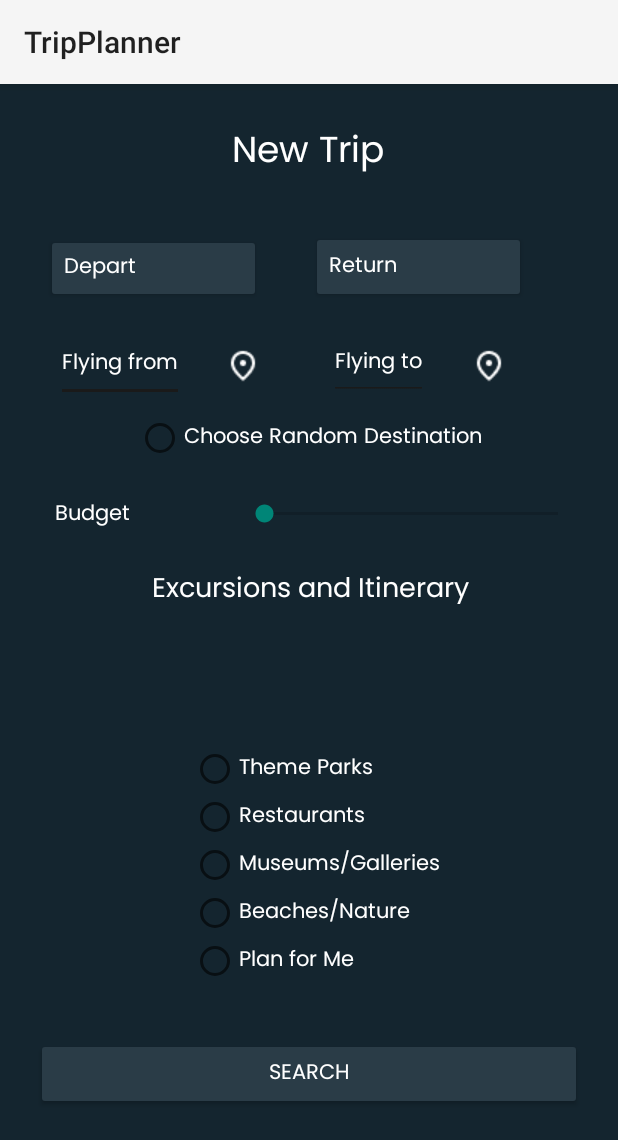
After one commit to rithvik213/TripPlanner, an Android app: the fragment TripSearch shown on its own in the app's theme, on a phone screen of 412 x 824 dp. The commit adds this screen. Shown: the top 1140 px of the screen. Run offline under Robolectric (Android 15) with nearby library versions, the phone set to English and light mode, and no system bars.

Commit message:
added newtripSearch fragment and working on results fragment

```diff
--- /dev/null
+++ b/app/src/main/java/com/example/tripplanner/TripSearch.kt
@@ -0,0 +1,59 @@
+package com.example.tripplanner
+
+import android.os.Bundle
+import androidx.fragment.app.Fragment
+import android.view.LayoutInflater
+import android.view.View
+import android.view.ViewGroup
+
+// TODO: Rename parameter arguments, choose names that match
+// the fragment initialization parameters, e.g. ARG_ITEM_NUMBER
+private const val ARG_PARAM1 = "param1"
+private const val ARG_PARAM2 = "param2"
+
+/**
+ * A simple [Fragment] subclass.
+ * Use the [TripSearch.newInstance] factory method to
+ * create an instance of this fragment.
+ */
+class TripSearch : Fragment() {
+    // TODO: Rename and change types of parameters
+    private var param1: String? = null
+    private var param2: String? = null
+
+    override fun onCreate(savedInstanceState: Bundle?) {
+        super.onCreate(savedInstanceState)
+        arguments?.let {
+            param1 = it.getString(ARG_PARAM1)
+            param2 = it.getString(ARG_PARAM2)
+        }
+    }
+
+    override fun onCreateView(
+        inflater: LayoutInflater, container: ViewGroup?,
+        savedInstanceState: Bundle?
+    ): View? {
+        // Inflate the layout for this fragment
+        return inflater.inflate(R.layout.fragment_trip_search, container, false)
+    }
+
+    companion object {
+        /**
+         * Use this factory method to create a new instance of
+         * this fragment using the provided parameters.
+         *
+         * @param param1 Parameter 1.
+         * @param param2 Parameter 2.
+         * @return A new instance of fragment TripSearch.
+         */
+        // TODO: Rename and change types and number of parameters
+        @JvmStatic
+        fun newInstance(param1: String, param2: String) =
+            TripSearch().apply {
+                arguments = Bundle().apply {
+                    putString(ARG_PARAM1, param1)
+                    putString(ARG_PARAM2, param2)
+                }
+            }
+    }
+}
--- /dev/null
+++ b/app/src/main/res/layout/fragment_trip_search.xml
@@ -0,0 +1,278 @@
+<?xml version="1.0" encoding="utf-8"?>
+<androidx.constraintlayout.widget.ConstraintLayout xmlns:android="http://schemas.android.com/apk/res/android"
+    xmlns:tools="http://schemas.android.com/tools"
+    xmlns:app="http://schemas.android.com/apk/res-auto"
+    android:layout_width="match_parent"
+    android:layout_height="match_parent"
+    android:background="@color/darknavy"
+    android:orientation="vertical"
+    android:padding="24dp"
+    tools:context=".TripSearch">
+
+
+    <RadioGroup
+        android:id="@+id/radioGroup"
+        android:layout_width="wrap_content"
+        android:layout_height="wrap_content"
+        android:layout_gravity="center"
+        app:layout_constraintBottom_toBottomOf="parent"
+        app:layout_constraintEnd_toEndOf="parent"
+        app:layout_constraintHorizontal_bias="0.521"
+        app:layout_constraintStart_toStartOf="parent"
+        app:layout_constraintTop_toTopOf="parent"
+        app:layout_constraintVertical_bias="0.744">
+
+        <RadioButton
+            android:layout_width="wrap_content"
+            android:layout_height="wrap_content"
+            android:fontFamily="@font/poppins"
+            android:text="@string/themeparks"
+            android:textColor="@color/white" />
+
+        <RadioButton
+            android:layout_width="wrap_content"
+            android:layout_height="wrap_content"
+            android:fontFamily="@font/poppins"
+            android:text="@string/restaurants"
+            android:textColor="@color/white" />
+
+        <RadioButton
+            android:layout_width="wrap_content"
+            android:layout_height="wrap_content"
+            android:fontFamily="@font/poppins"
+            android:text="@string/museums"
+            android:textColor="@color/white" />
+
+        <RadioButton
+            android:layout_width="wrap_content"
+            android:layout_height="wrap_content"
+            android:fontFamily="@font/poppins"
+            android:text="@string/beaches"
+            android:textColor="@color/white" />
+
+        <RadioButton
+            android:layout_width="wrap_content"
+            android:layout_height="wrap_content"
+            android:fontFamily="@font/poppins"
+            android:text="@string/planforme"
+            android:textColor="@color/white" />
+    </RadioGroup>
+
+    <Button
+        android:id="@+id/button"
+        android:layout_width="match_parent"
+        android:layout_height="wrap_content"
+        android:backgroundTint="@color/navy"
+        android:fontFamily="@font/poppins"
+        android:text="SEARCH"
+        android:textColor="#FFFFFF"
+        app:layout_constraintBottom_toBottomOf="parent"
+        app:layout_constraintEnd_toEndOf="parent"
+        app:layout_constraintHorizontal_bias="0.0"
+        app:layout_constraintStart_toStartOf="parent"
+        app:layout_constraintTop_toTopOf="parent"
+        app:layout_constraintVertical_bias="0.911" />
+
+    <TextView
+        android:id="@+id/textView"
+        android:layout_width="wrap_content"
+        android:layout_height="wrap_content"
+        android:fontFamily="@font/poppins"
+        android:text="@string/itinerary"
+        android:textColor="@color/white"
+        android:textSize="18dp"
+        app:layout_constraintBottom_toBottomOf="parent"
+        app:layout_constraintEnd_toEndOf="parent"
+        app:layout_constraintHorizontal_bias="0.506"
+        app:layout_constraintStart_toStartOf="parent"
+        app:layout_constraintTop_toTopOf="parent"
+        app:layout_constraintVertical_bias="0.433" />
+
+    <SeekBar
+        android:id="@+id/budgetseekbar"
+        android:layout_width="228dp"
+        android:layout_height="26dp"
+        android:max="10000"
+        app:layout_constraintBottom_toBottomOf="parent"
+        app:layout_constraintEnd_toEndOf="parent"
+        app:layout_constraintHorizontal_bias="1.0"
+        app:layout_constraintStart_toStartOf="parent"
+        app:layout_constraintTop_toTopOf="parent"
+        app:layout_constraintVertical_bias="0.359" />
+
+    <EditText
+        android:id="@+id/editText2"
+        android:layout_width="wrap_content"
+        android:layout_height="50dp"
+        android:layout_weight="1"
+        android:backgroundTint="#1A1A1A"
+        android:fontFamily="@font/poppins"
+        android:inputType="date"
+        android:text="@string/origin"
+        android:textColor="#FFFFFF"
+        android:textColorHint="#AAAAAA"
+        android:textSize="14dp"
+        app:layout_constraintBottom_toBottomOf="parent"
+        app:layout_constraintEnd_toEndOf="parent"
+        app:layout_constraintHorizontal_bias="0.047"
+        app:layout_constraintStart_toStartOf="parent"
+        app:layout_constraintTop_toTopOf="parent"
+        app:layout_constraintVertical_bias="0.206" />
+
+    <EditText
+        android:id="@+id/editText"
+        android:layout_width="wrap_content"
+        android:layout_height="48dp"
+        android:layout_weight="1"
+        android:backgroundTint="#1A1A1A"
+        android:fontFamily="@font/poppins"
+        android:inputType="date"
+        android:text="@string/destination"
+        android:textColor="#FFFFFF"
+        android:textColorHint="#AAAAAA"
+        android:textSize="14dp"
+        app:layout_constraintBottom_toBottomOf="parent"
+        app:layout_constraintEnd_toEndOf="parent"
+        app:layout_constraintHorizontal_bias="0.656"
+        app:layout_constraintStart_toStartOf="parent"
+        app:layout_constraintTop_toTopOf="parent"
+        app:layout_constraintVertical_bias="0.206" />
+
+    <Button
+        android:id="@+id/button3"
+        android:layout_width="143dp"
+        android:layout_height="46dp"
+        android:layout_weight="1"
+        android:backgroundTint="@color/navy"
+        android:fontFamily="@font/poppins"
+        android:inputType="date"
+        android:text="@string/depart"
+        android:textAlignment="textStart"
+        android:textColor="#FFFFFF"
+        android:textColorHint="#AAAAAA"
+        app:layout_constraintBottom_toBottomOf="parent"
+        app:layout_constraintEnd_toEndOf="parent"
+        app:layout_constraintHorizontal_bias="0.031"
+        app:layout_constraintStart_toStartOf="parent"
+        app:layout_constraintTop_toTopOf="parent"
+        app:layout_constraintVertical_bias="0.113" />
+
+    <Button
+        android:id="@+id/button2"
+        android:layout_width="143dp"
+        android:layout_height="wrap_content"
+        android:layout_weight="1"
+        android:backgroundTint="@color/navy"
+        android:fontFamily="@font/poppins"
+        android:inputType="date"
+        android:text="@string/returning"
+        android:textAlignment="textStart"
+        android:textColor="#FFFFFF"
+        android:textColorHint="#AAAAAA"
+        app:layout_constraintBottom_toBottomOf="parent"
+        app:layout_constraintEnd_toEndOf="parent"
+        app:layout_constraintHorizontal_bias="0.831"
+        app:layout_constraintStart_toStartOf="parent"
+        app:layout_constraintTop_toTopOf="parent"
+        app:layout_constraintVertical_bias="0.11" />
+
+    <RadioButton
+        android:layout_width="wrap_content"
+        android:layout_height="wrap_content"
+        android:fontFamily="@font/poppins"
+        android:text="@string/randomdestination"
+        android:textColor="@color/white"
+        app:layout_constraintBottom_toBottomOf="parent"
+        app:layout_constraintEnd_toEndOf="parent"
+        app:layout_constraintStart_toStartOf="parent"
+        app:layout_constraintTop_toTopOf="parent"
+        app:layout_constraintVertical_bias="0.285" />
+
+    <TextView
+        android:layout_width="wrap_content"
+        android:layout_height="wrap_content"
+        android:fontFamily="@font/poppins"
+        android:text="@string/budget"
+        android:textColor="@color/white"
+        app:layout_constraintBottom_toBottomOf="parent"
+        app:layout_constraintEnd_toEndOf="parent"
+        app:layout_constraintHorizontal_bias="0.041"
+        app:layout_constraintStart_toStartOf="parent"
+        app:layout_constraintTop_toTopOf="parent"
+        app:layout_constraintVertical_bias="0.361" />
+
+    <ImageView
+
+        android:id="@+id/imageView3"
+        android:layout_width="wrap_content"
+        android:layout_height="wrap_content"
+        android:background="@drawable/location_on"
+        android:backgroundTint="@null"
+        android:padding="8dp"
+        app:layout_constraintBottom_toBottomOf="parent"
+        app:layout_constraintEnd_toEndOf="parent"
+        app:layout_constraintHorizontal_bias="0.852"
+        app:layout_constraintStart_toStartOf="parent"
+        app:layout_constraintTop_toTopOf="parent"
+        app:layout_constraintVertical_bias="0.218" />
+
+    <ImageView
+        android:id="@+id/buttonCalendar"
+        android:layout_width="wrap_content"
+        android:layout_height="wrap_content"
+        android:background="@drawable/calendar_month"
+        android:backgroundTint="@null"
+        android:padding="8dp"
+        app:layout_constraintBottom_toBottomOf="parent"
+        app:layout_constraintEnd_toEndOf="parent"
+        app:layout_constraintHorizontal_bias="0.329"
+        app:layout_constraintStart_toStartOf="parent"
+        app:layout_constraintTop_toTopOf="parent"
+        app:layout_constraintVertical_bias="0.126" />
+
+    <ImageView
+        android:id="@+id/imageView"
+        android:layout_width="wrap_content"
+        android:layout_height="wrap_content"
+        android:background="@drawable/location_on"
+        android:backgroundTint="@null"
+        android:padding="8dp"
+        app:layout_constraintBottom_toBottomOf="parent"
+        app:layout_constraintEnd_toEndOf="parent"
+        app:layout_constraintHorizontal_bias="0.371"
+        app:layout_constraintStart_toStartOf="parent"
+        app:layout_constraintTop_toTopOf="parent"
+        app:layout_constraintVertical_bias="0.218" />
+
+    <ImageView
+
+        android:id="@+id/imageView2"
+        android:layout_width="wrap_content"
+        android:layout_height="wrap_content"
+        android:background="@drawable/calendar_month"
+        android:backgroundTint="@null"
+        android:padding="8dp"
+        app:layout_constraintBottom_toBottomOf="parent"
+        app:layout_constraintEnd_toEndOf="parent"
+        app:layout_constraintHorizontal_bias="0.841"
+        app:layout_constraintStart_toStartOf="parent"
+        app:layout_constraintTop_toTopOf="parent"
+        app:layout_constraintVertical_bias="0.127" />
+
+    <TextView
+        android:id="@+id/textView3"
+        android:layout_width="wrap_content"
+        android:layout_height="wrap_content"
+        android:layout_gravity="center_horizontal"
+        android:fontFamily="@font/poppins"
+        android:text="@string/trip"
+        android:textColor="#FFFFFF"
+        android:textSize="24sp"
+        app:layout_constraintBottom_toBottomOf="parent"
+        app:layout_constraintEnd_toEndOf="parent"
+        app:layout_constraintHorizontal_bias="0.498"
+        app:layout_constraintStart_toStartOf="parent"
+        app:layout_constraintTop_toTopOf="parent"
+        app:layout_constraintVertical_bias="0.003" />
+
+</androidx.constraintlayout.widget.ConstraintLayout>
--- a/app/src/main/res/values/colors.xml
+++ b/app/src/main/res/values/colors.xml
@@ -2,4 +2,6 @@
 <resources>
     <color name="black">#FF000000</color>
     <color name="white">#FFFFFFFF</color>
+    <color name="navy">#2A3C47</color>
+    <color name="darknavy">#14252F</color>
 </resources>
--- a/app/src/main/res/values/strings.xml
+++ b/app/src/main/res/values/strings.xml
@@ -2,4 +2,21 @@
     <string name="app_name">TripPlanner</string>
     <!-- TODO: Remove or change this placeholder text -->
     <string name="hello_blank_fragment">Hello blank fragment</string>
+    <string name="trip">New Trip</string>
+    <string name="depart">Depart</string>
+    <string name="returning">Return</string>
+    <string name="origin">Flying from</string>
+    <string name="destination">Flying to</string>
+    <string name="budget">Budget</string>
+    <string name="randomdestination">Choose Random Destination</string>
+    <string name="itinerary">Excursions and Itinerary</string>
+    <string name="themeparks">Theme Parks</string>
+    <string name="restaurants">Restaurants</string>
+    <string name="museums">Museums/Galleries</string>
+    <string name="beaches">Beaches/Nature</string>
+    <string name="planforme">Plan for Me</string>
+    <string name="results">Results</string>
+
+
+
 </resources>
```
Also changed, not shown: app/src/main/java/com/example/tripplanner/Results.kt (added, +59 -0 lines), app/src/main/java/com/example/tripplanner/TripsPage.kt (added, +59 -0 lines), app/src/main/res/layout/fragment_results.xml (added, +82 -0 lines), app/src/main/res/layout/fragment_trips_page.xml (added, +66 -0 lines), app/src/main/res/drawable/add_circle.png (added), app/src/main/res/drawable/arrow_back_ios_new.png (added), app/src/main/res/drawable/calendar_month.png (added), app/src/main/res/drawable/home.png (added), app/src/main/res/drawable/location_on.png (added), app/src/main/res/drawable/person.png (added).
